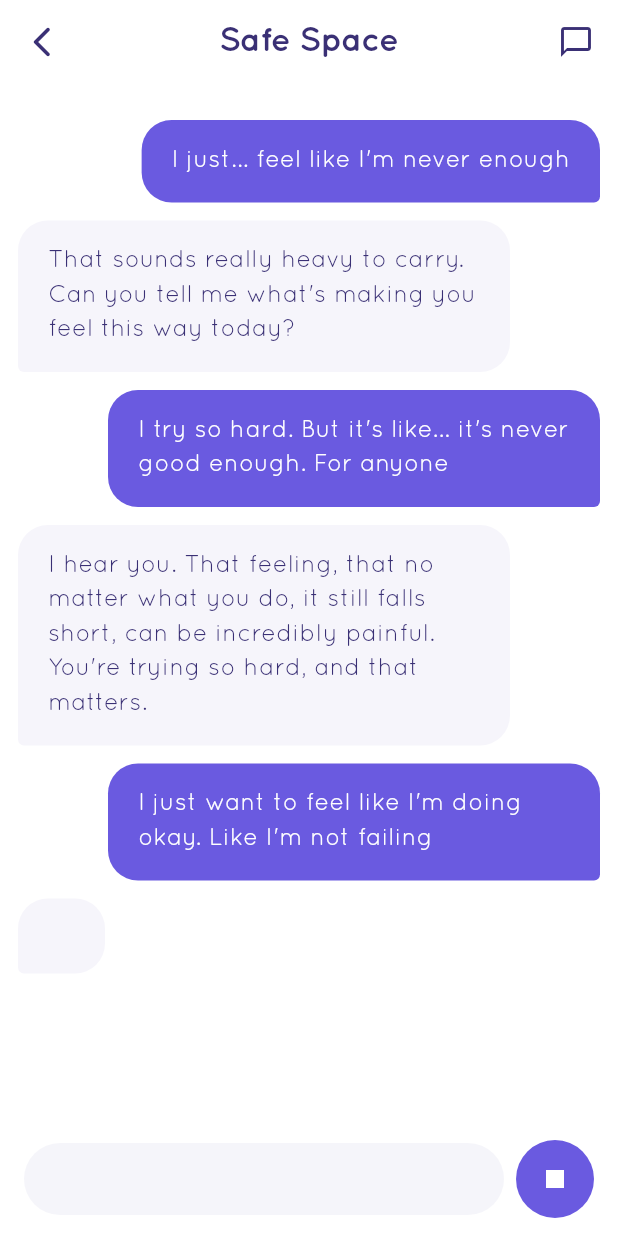
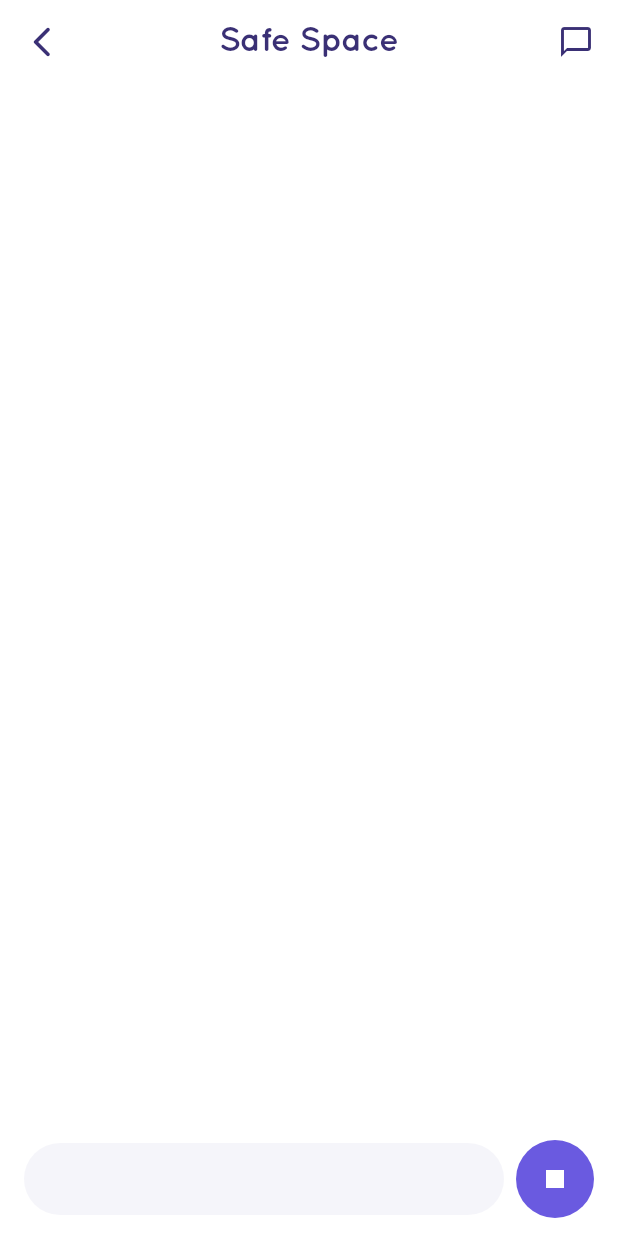
Before and after one commit to saifahmeddd/Moodie, a Flutter app: the ChatbotScreen screen opened directly, on a phone screen of 412 x 824 dp. Run offline on Flutter 3.47's test engine with Material 3 defaults, Android fonts, the phone set to English and light mode, and no system bars; our stand-ins replace cloud_firestore, firebase_auth, firebase_core, flutter_svg; missing offline and left inert: gif_view; accounts and stored records are empty; project files that could hold a hidden picture were left out.

Commit message:
new widgets

```diff
--- a/lib/screens/chatbot_screen.dart
+++ b/lib/chatbot_screen.dart
@@ -9,30 +9,7 @@ class ChatbotScreen extends StatefulWidget {
 
 class _ChatbotScreenState extends State<ChatbotScreen> {
   final TextEditingController _controller = TextEditingController();
-
-  final List<_ChatMessage> _messages = [
-    _ChatMessage(text: "I just... feel like I'm never enough", isUser: true),
-    _ChatMessage(
-      text:
-          "That sounds really heavy to carry. Can you tell me what's making you feel this way today?",
-      isUser: false,
-    ),
-    _ChatMessage(
-      text:
-          "I try so hard. But it's like... it's never good enough. For anyone",
-      isUser: true,
-    ),
-    _ChatMessage(
-      text:
-          "I hear you. That feeling, that no matter what you do, it still falls short, can be incredibly painful. You're trying so hard, and that matters.",
-      isUser: false,
-    ),
-    _ChatMessage(
-      text: "I just want to feel like I'm doing okay. Like I'm not failing",
-      isUser: true,
-    ),
-    _ChatMessage(text: "...", isUser: false, isTyping: true),
-  ];
+  final List<_ChatMessage> _messages = [];
 
   @override
   Widget build(BuildContext context) {
@@ -46,7 +23,7 @@ class _ChatbotScreenState extends State<ChatbotScreen> {
             Icons.arrow_back_ios_new_rounded,
             color: Color(0xFF3A3075),
           ),
-          onPressed: () => Navigator.of(context).pop(),
+          onPressed: () {},
         ),
         title: const Text(
           'Safe Space',
@@ -108,7 +85,7 @@ class _ChatbotScreenState extends State<ChatbotScreen> {
                                   height: 18,
                                   child: Center(
                                     child: Text(
-                                      '... ',
+                                      '...',
                                       style: TextStyle(
                                         color: Color(0xFF6A5AE0),
                                         fontSize: 22,
--- a/lib/main.dart
+++ b/lib/main.dart
@@ -6,9 +6,9 @@ import 'screens/login_screen.dart';
 import 'screens/success_screen.dart';
 import 'screens/mood_checkin_screen.dart';
 import 'screens/home_page.dart' as Home;
-import 'screens/profile_screen.dart'; // Import the ProfileScreen
-import 'screens/mood_tracker.dart'; // Import the MoodTracker screen
-import 'screens/chatbot_screen.dart'; // Import the ChatbotScreen
+import 'screens/profile_screen.dart';
+import 'screens/mood_tracker.dart';
+//import 'screens/chatbot_screen.dart';
 import 'screens/journaling_screen.dart';
 
 Future<void> main() async {
@@ -45,8 +45,8 @@ class MoodieApp extends StatelessWidget {
             return MaterialPageRoute(builder: (_) => const ProfileScreen());
           case '/mood-tracker': // Route for MoodTracker screen
             return MaterialPageRoute(builder: (_) => const MoodTrackerApp());
-          case '/chatbot':
-            return MaterialPageRoute(builder: (_) => const ChatbotScreen());
+          //case '/chatbot':
+          //turn MaterialPageRoute(builder: (_) => const ChatbotScreen());
           case '/journaling':
             return MaterialPageRoute(builder: (_) => JournalingScreen());
           case '/success':
```
